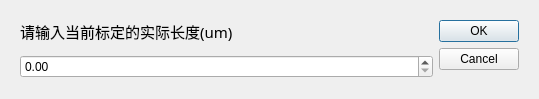
Qt form src/dialog/dialog_califrom3pts.ui (V-lambow/ImageQt) before a commit.
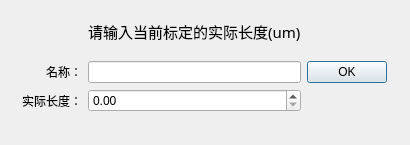
The same form after that commit.

```diff
--- a/src/dialog/dialog_califrom3pts.ui
+++ b/src/dialog/dialog_califrom3pts.ui
@@ -6,28 +6,57 @@
    <rect>
     <x>0</x>
     <y>0</y>
-    <width>539</width>
-    <height>99</height>
+    <width>410</width>
+    <height>145</height>
    </rect>
   </property>
   <property name="windowTitle">
    <string>Dialog</string>
   </property>
   <layout class="QGridLayout" name="gridLayout_2">
-   <item row="0" column="0">
+   <item row="0" column="1">
+    <spacer name="verticalSpacer_2">
+     <property name="orientation">
+      <enum>Qt::Vertical</enum>
+     </property>
+     <property name="sizeHint" stdset="0">
+      <size>
+       <width>20</width>
+       <height>40</height>
+      </size>
+     </property>
+    </spacer>
+   </item>
+   <item row="1" column="3">
+    <spacer name="horizontalSpacer">
+     <property name="orientation">
+      <enum>Qt::Horizontal</enum>
+     </property>
+     <property name="sizeHint" stdset="0">
+      <size>
+       <width>40</width>
+       <height>20</height>
+      </size>
+     </property>
+    </spacer>
+   </item>
+   <item row="1" column="1">
     <widget class="QWidget" name="widget" native="true">
      <layout class="QGridLayout" name="gridLayout">
-      <item row="1" column="1" rowspan="3">
-       <widget class="QDialogButtonBox" name="buttonBox">
+      <item row="2" column="1">
+       <spacer name="verticalSpacer_3">
         <property name="orientation">
          <enum>Qt::Vertical</enum>
         </property>
-        <property name="standardButtons">
-         <set>QDialogButtonBox::Cancel|QDialogButtonBox::Ok</set>
+        <property name="sizeHint" stdset="0">
+         <size>
+          <width>20</width>
+          <height>40</height>
+         </size>
         </property>
-       </widget>
+       </spacer>
       </item>
-      <item row="1" column="0">
+      <item row="1" column="1">
        <widget class="QLabel" name="label">
         <property name="font">
          <font>
@@ -40,25 +69,85 @@
         </property>
        </widget>
       </item>
-      <item row="4" column="0">
-       <spacer name="verticalSpacer">
-        <property name="orientation">
-         <enum>Qt::Vertical</enum>
+      <item row="5" column="0">
+       <widget class="QLabel" name="label_3">
+        <property name="layoutDirection">
+         <enum>Qt::LeftToRight</enum>
         </property>
-        <property name="sizeHint" stdset="0">
-         <size>
-          <width>20</width>
-          <height>40</height>
-         </size>
+        <property name="text">
+         <string>实际长度：</string>
         </property>
-       </spacer>
+        <property name="alignment">
+         <set>Qt::AlignRight|Qt::AlignTrailing|Qt::AlignVCenter</set>
+        </property>
+       </widget>
       </item>
-      <item row="3" column="0">
+      <item row="3" column="1">
+       <widget class="QLineEdit" name="name"/>
+      </item>
+      <item row="5" column="1">
        <widget class="QDoubleSpinBox" name="x"/>
       </item>
+      <item row="3" column="0">
+       <widget class="QLabel" name="label_2">
+        <property name="layoutDirection">
+         <enum>Qt::LeftToRight</enum>
+        </property>
+        <property name="text">
+         <string>名称：</string>
+        </property>
+        <property name="alignment">
+         <set>Qt::AlignRight|Qt::AlignTrailing|Qt::AlignVCenter</set>
+        </property>
+       </widget>
+      </item>
+      <item row="8" column="1">
+       <spacer name="verticalSpacer">
+        <property name="orientation">
+         <enum>Qt::Vertical</enum>
+        </property>
+        <property name="sizeHint" stdset="0">
+         <size>
+          <width>20</width>
+          <height>40</height>
+         </size>
+        </property>
+       </spacer>
+      </item>
+      <item row="3" column="2">
+       <widget class="QDialogButtonBox" name="buttonBox">
+        <property name="font">
+         <font>
+          <kerning>true</kerning>
+         </font>
+        </property>
+        <property name="layoutDirection">
+         <enum>Qt::LeftToRight</enum>
+        </property>
+        <property name="orientation">
+         <enum>Qt::Vertical</enum>
+        </property>
+        <property name="standardButtons">
+         <set>QDialogButtonBox::Ok</set>
+        </property>
+       </widget>
+      </item>
      </layout>
     </widget>
    </item>
+   <item row="1" column="0">
+    <spacer name="horizontalSpacer_2">
+     <property name="orientation">
+      <enum>Qt::Horizontal</enum>
+     </property>
+     <property name="sizeHint" stdset="0">
+      <size>
+       <width>40</width>
+       <height>20</height>
+      </size>
+     </property>
+    </spacer>
+   </item>
   </layout>
  </widget>
  <resources/>
```
